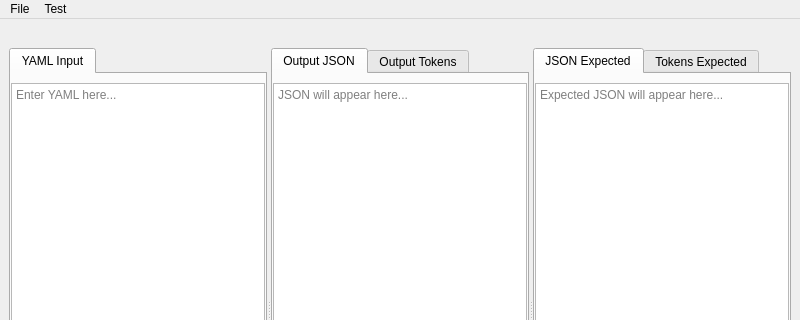
This is Examples/YAMLtoJsonTestSuite/mainwindow.ui in g-gualeni/QtNoid2 as Qt 5 draws it before an edit; both pictures show x 0 to 800 and y 0 to 320 of the 800 by 600 pixel window. The edited form follows.
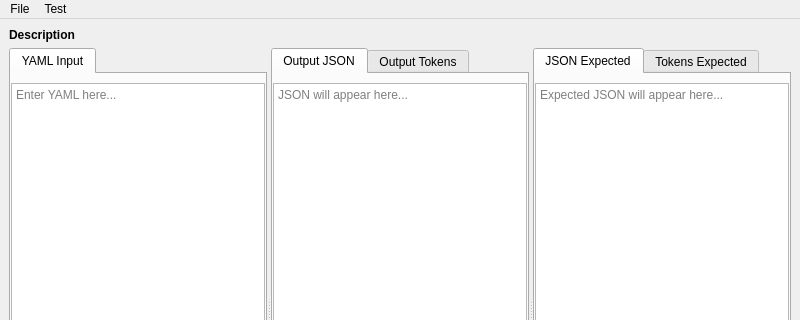
This is the edited form.

Diff of the .ui file:
```diff
--- a/Examples/YAMLtoJsonTestSuite/mainwindow.ui
+++ b/Examples/YAMLtoJsonTestSuite/mainwindow.ui
@@ -17,8 +17,11 @@
    <layout class="QVBoxLayout" name="verticalLayout" stretch="0,1">
     <item>
      <widget class="QLabel" name="lblDescription">
+      <property name="styleSheet">
+       <string notr="true">font-weight:bold</string>
+      </property>
       <property name="text">
-       <string/>
+       <string>Description</string>
       </property>
       <property name="wordWrap">
        <bool>true</bool>
```
